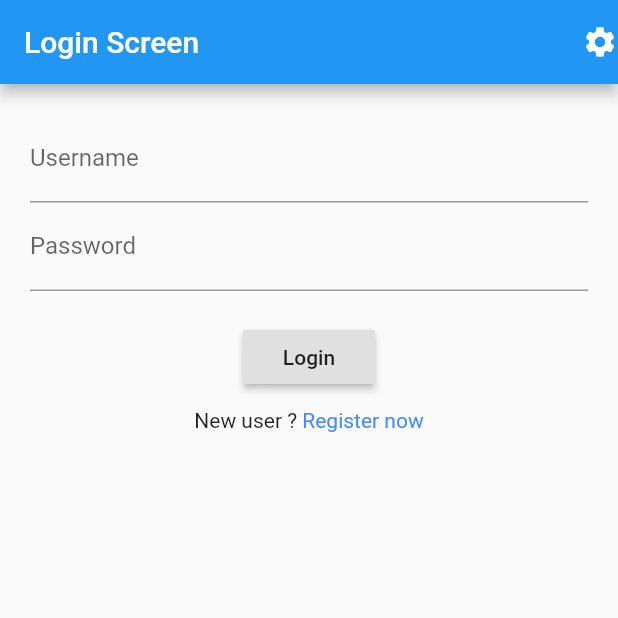
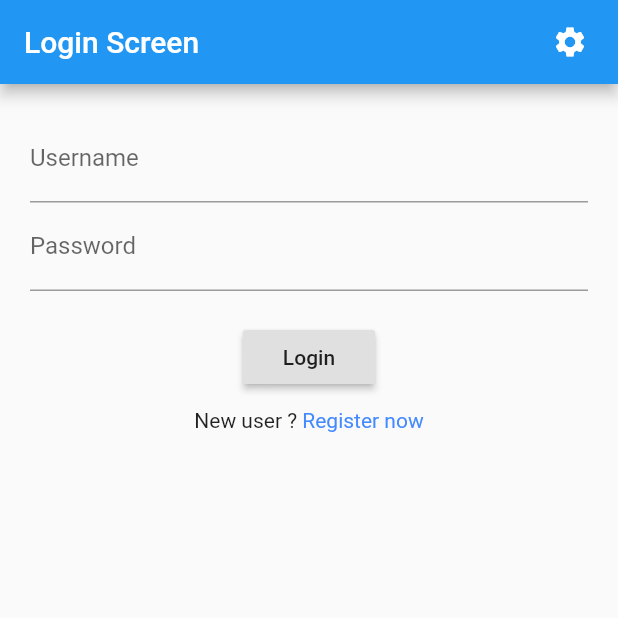
Before and after one commit to mohammedhashim44/Flutter-Flask-Login, a Flutter app: the screen it shows after launch, on a phone screen of 412 x 824 dp, the top half of it. Run offline on Flutter 3.47's test engine with Material 2 defaults, Android fonts, the light colour scheme and no system bars; our stand-ins replace bloc, dio, flutter_bloc, get_it, shared_preferences; generated files the repository leaves out were written again.

Commit message:
Added margin to settings icon in app bar

```diff
--- a/flutter_app/lib/src/screens/login/login_screen.dart
+++ b/flutter_app/lib/src/screens/login/login_screen.dart
@@ -88,11 +88,16 @@ class _LoginScreenBuilderState extends State<LoginScreenBuilder> {
     return AppBar(
       title: Text("Login Screen"),
       actions: [
-        InkWell(
-          child: Icon(Icons.settings),
-          onTap: () {
-            Navigator.pushNamed(context, '/settings');
-          },
+        Container(
+          margin: EdgeInsets.symmetric(
+            horizontal: 20,
+          ),
+          child: InkWell(
+            child: Icon(Icons.settings),
+            onTap: () {
+              Navigator.pushNamed(context, '/settings');
+            },
+          ),
         )
       ],
     );
```
Also changed, not shown: flutter_app/lib/src/screens/register/register_screen.dart (+10 -5 lines).
